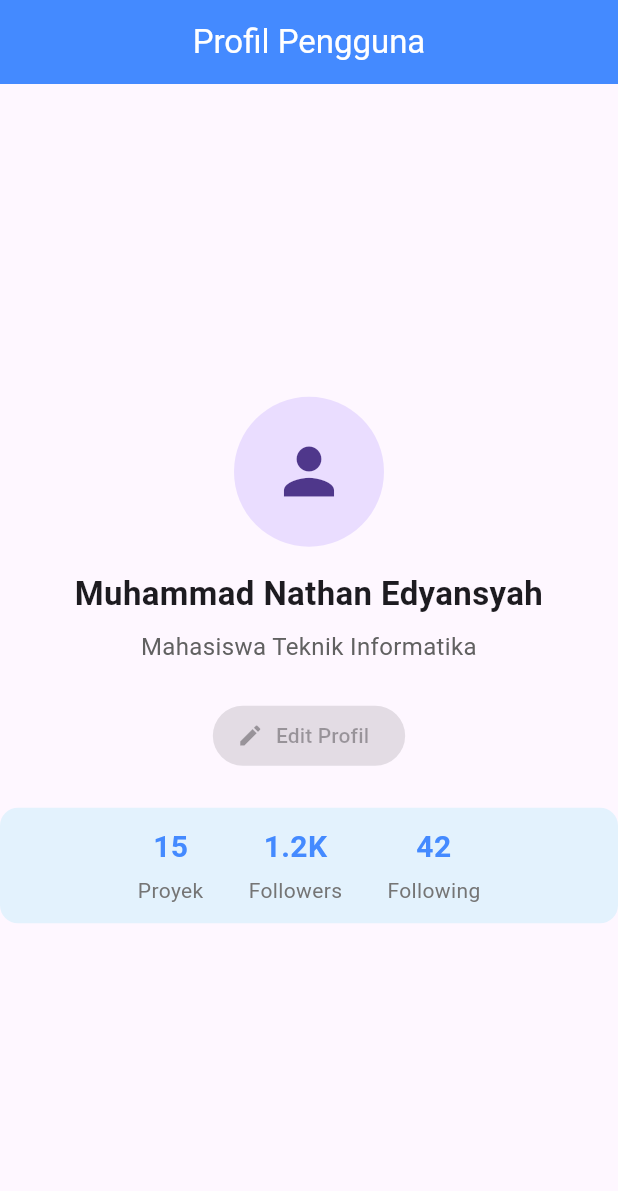
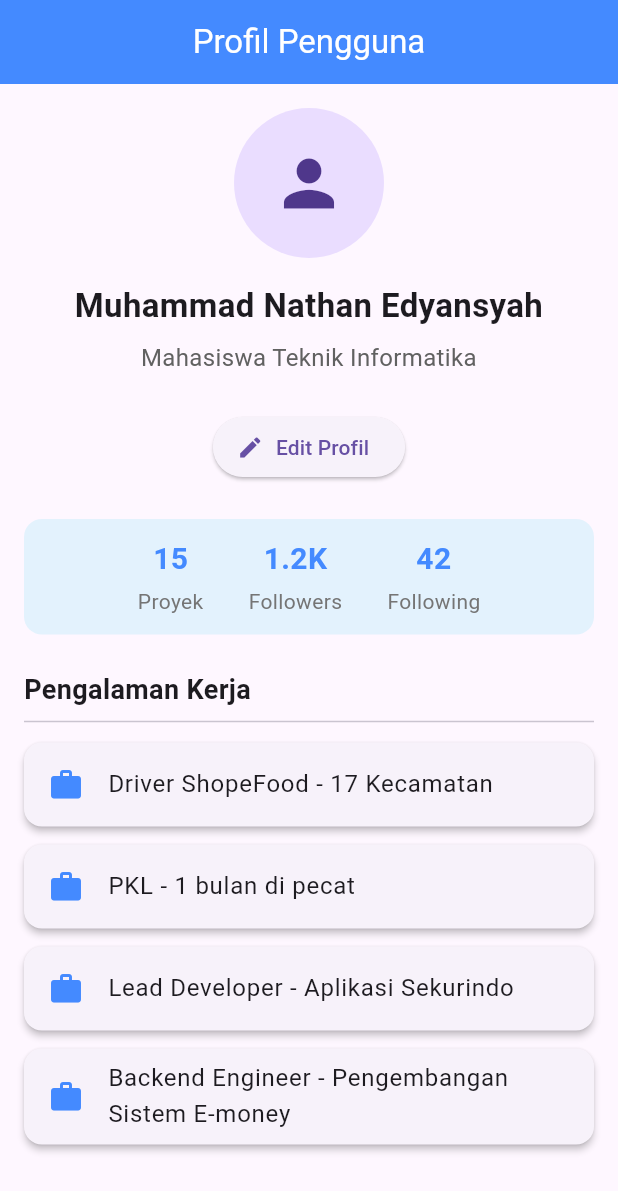
Before and after one commit to nathanedyansyah2-svg/commit_4_day, a Flutter app: the screen it shows after launch, on a phone screen of 412 x 824 dp. Shown: the top 1191 px of the screen. Run offline on Flutter 3.47's test engine with Material 3 defaults, Android fonts, the phone set to English and light mode, and no system bars.

Commit message:
feat: add scrollable experience list using ListView.builder

```diff
--- a/lib/profile_page.dart
+++ b/lib/profile_page.dart
@@ -1,3 +1,4 @@
+
 import 'package:flutter/material.dart';
 import 'package:flutter_pt_6/profile_avatar.dart';
 import 'package:flutter_pt_6/profile_info.dart';
@@ -5,6 +6,13 @@ import 'package:flutter_pt_6/profile_stats.dart';
 
 class ProfilePage extends StatelessWidget {
   const ProfilePage({super.key});
+
+  final List<String> experiences = const [
+    'Driver ShopeFood - 17 Kecamatan',
+    'PKL - 1 bulan di pecat',
+    'Lead Developer - Aplikasi Sekurindo',
+    'Backend Engineer - Pengembangan Sistem E-money',
+  ];
 
   @override
   Widget build(BuildContext context) {
@@ -15,9 +23,9 @@ class ProfilePage extends StatelessWidget {
         backgroundColor: Colors.blueAccent,
         foregroundColor: Colors.white,
       ),
-      body: Center(
+      body: Padding(
+        padding: const EdgeInsets.all(16.0),
         child: Column(
-          mainAxisAlignment: MainAxisAlignment.center,
           children: [
             const ProfileAvatar(),
             const SizedBox(height: 16),
@@ -25,13 +33,46 @@ class ProfilePage extends StatelessWidget {
             const SizedBox(height: 24),
 
             ElevatedButton.icon(
-              onPressed: null,
+              onPressed: () {},
               icon: const Icon(Icons.edit),
               label: const Text('Edit Profil'),
             ),
 
             const SizedBox(height: 24),
             const ProfileStats(),
+            const SizedBox(height: 24),
+
+            const Align(
+              alignment: Alignment.centerLeft,
+              child: Text(
+                'Pengalaman Kerja',
+                style: TextStyle(
+                  fontSize: 18,
+                  fontWeight: FontWeight.bold,
+                ),
+              ),
+            ),
+
+            const Divider(),
+
+            Expanded(
+              child: ListView.builder(
+                itemCount: experiences.length,
+                itemBuilder: (context, index) {
+                  return Card(
+                    elevation: 2,
+                    margin: const EdgeInsets.symmetric(vertical: 6),
+                    child: ListTile(
+                      leading: const Icon(
+                        Icons.work,
+                        color: Colors.blueAccent,
+                      ),
+                      title: Text(experiences[index]),
+                    ),
+                  );
+                },
+              ),
+            ),
           ],
         ),
       ),
```
